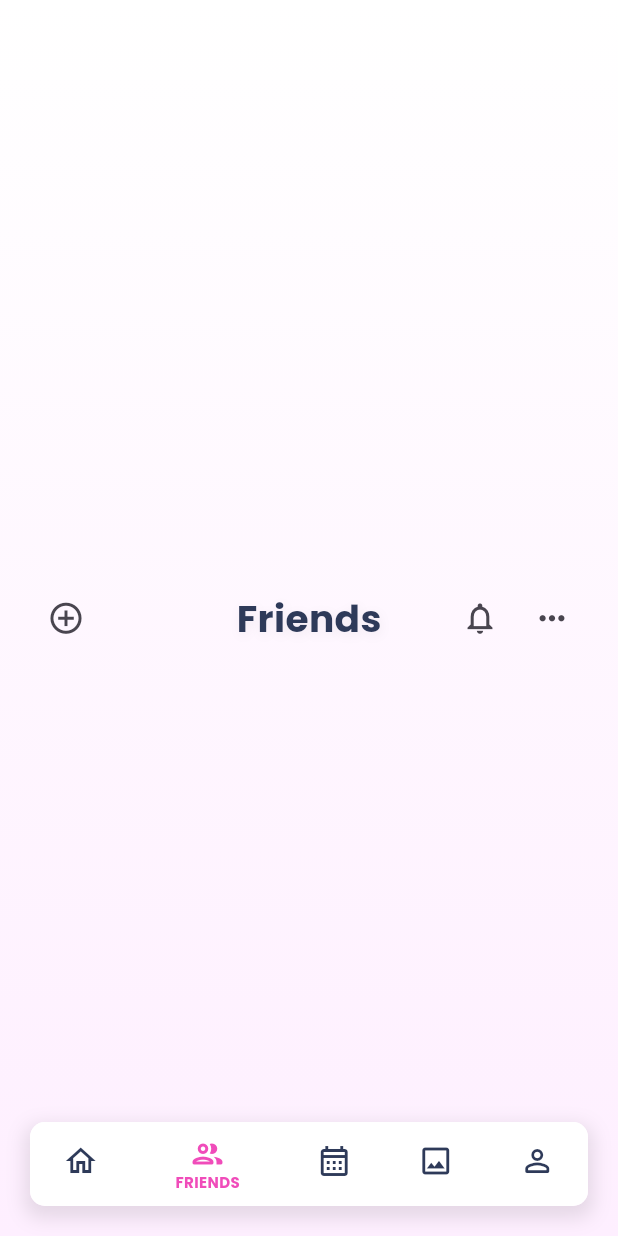
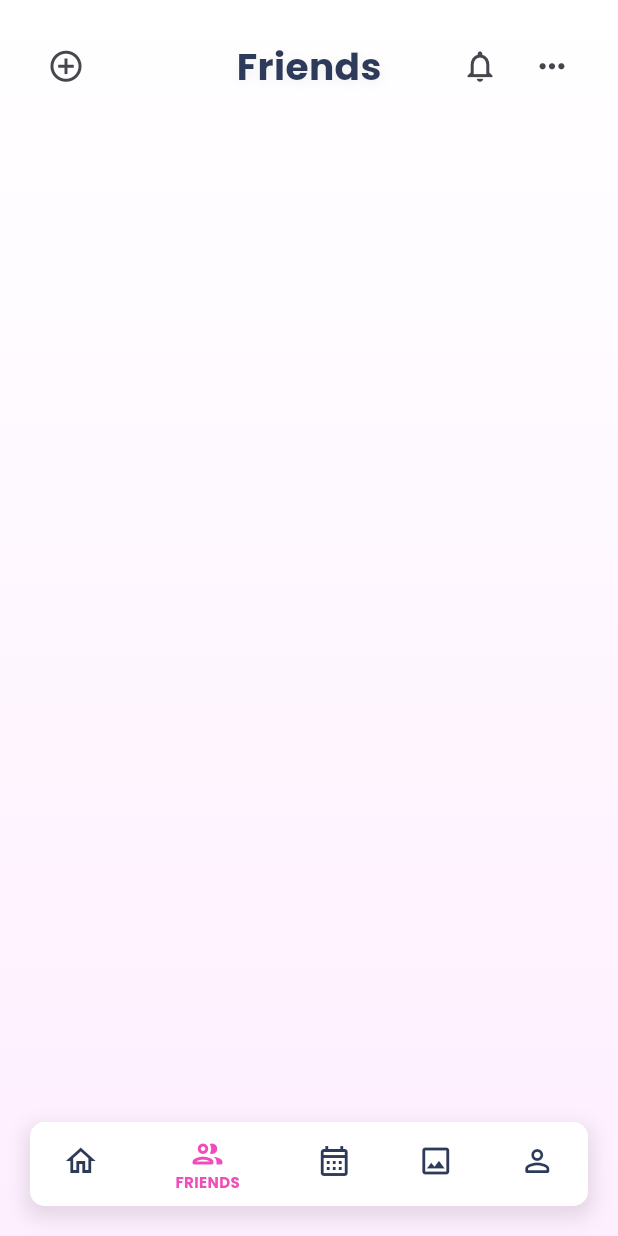
Before and after one commit to kofishah3/BondLy, a Flutter app: the HomePage screen opened by its route, item 2 of the bottom bar chosen, after a tap on the "notifications none" icon, on a phone screen of 412 x 824 dp. Run offline on Flutter 3.47's test engine with Material 3 defaults, Android fonts, the phone set to English and light mode, and no system bars; our stand-ins replace font_awesome_flutter, go_router.

Commit message:
added friends page

```diff
--- a/lib/screens/main_hub/homepage.dart
+++ b/lib/screens/main_hub/homepage.dart
@@ -3,6 +3,7 @@ import 'package:provider/provider.dart';
 
 import 'package:bondly/providers/theme_provider.dart';
 import 'package:bondly/screens/main_hub/homepageIndices/hp_homewidget.dart';
+import 'package:bondly/screens/main_hub/homepageIndices/hp_friendswidget.dart';
 
 class HomePage extends StatefulWidget {
   const HomePage({super.key});
@@ -28,62 +29,7 @@ class _HomePageState extends State<HomePage> {
     final List<Widget> _widgetOptions = <Widget>[
       HomeWidget(themeProvider: themeProvider),
 
-      Stack(
-        alignment: Alignment.topCenter,
-        children: [
-          SafeArea(
-            child: Stack(
-              alignment: Alignment.center,
-              children: [
-                // Centered title
-                Text(
-                  "Friends",
-                  style: TextStyle(
-                    color: themeProvider.currentTextColor,
-                    shadows: [defaultTextShadow],
-                    fontSize: 25,
-                    fontWeight: FontWeight.w700,
-                  ),
-                ),
-
-                // Row of icons overlaid
-                Row(
-                  mainAxisAlignment: MainAxisAlignment.spaceBetween,
-                  children: [
-                    IconButton(
-                      padding: EdgeInsets.zero,
-                      constraints: BoxConstraints(),
-                      onPressed: () {},
-                      icon: Icon(Icons.add_circle_outline),
-                      iconSize: 25,
-                    ),
-
-                    Row(
-                      mainAxisSize: MainAxisSize.min,
-                      children: [
-                        IconButton(
-                          padding: EdgeInsets.zero,
-                          constraints: BoxConstraints(),
-                          onPressed: () {},
-                          icon: Icon(Icons.notifications_none_outlined),
-                          iconSize: 25,
-                        ),
-                        IconButton(
-                          padding: EdgeInsets.zero,
-                          constraints: BoxConstraints(),
-                          onPressed: () {},
-                          icon: Icon(Icons.more_horiz),
-                          iconSize: 25,
-                        ),
-                      ],
-                    ),
-                  ],
-                ),
-              ],
-            ),
-          ),
-        ],
-      ),
+      FriendsWidget(themeProvider: themeProvider),
 
       Text('Index 2: Calendar', style: optionStyle),
       Text('Index 3: Memories', style: optionStyle),
@@ -98,7 +44,9 @@ class _HomePageState extends State<HomePage> {
         decoration: BoxDecoration(gradient: themeProvider.currentGradientBg),
         child: Stack(
           children:[
-            Center(child: _widgetOptions.elementAt(_selectedIndex)),
+            topRightButtons(),
+
+            _widgetOptions.elementAt(_selectedIndex),
 
             Align(
               alignment: Alignment.bottomCenter,
@@ -106,6 +54,33 @@ class _HomePageState extends State<HomePage> {
             )
           ],
         )
+      ),
+    );
+  }
+
+  Align topRightButtons() {
+    return Align(
+      alignment: Alignment.topRight,
+      child: SafeArea(
+        child: Row(
+          mainAxisSize: MainAxisSize.min,
+          children: [
+            IconButton(
+              padding: EdgeInsets.zero,
+              constraints: BoxConstraints(),
+              onPressed: () {},
+              icon: Icon(Icons.notifications_none_outlined),
+              iconSize: 25,
+            ),
+            IconButton(
+              padding: EdgeInsets.zero,
+              constraints: BoxConstraints(),
+              onPressed: () {},
+              icon: Icon(Icons.more_horiz),
+              iconSize: 25,
+            ),
+          ],
+        ),
       ),
     );
   }
--- /dev/null
+++ b/lib/screens/main_hub/homepageIndices/hp_friendswidget.dart
@@ -0,0 +1,81 @@
+import 'package:flutter/material.dart';
+
+import 'package:bondly/providers/theme_provider.dart';
+import 'package:bondly/widgets/input_fields.dart';
+
+class FriendsWidget extends StatelessWidget {
+  const FriendsWidget({
+    super.key,
+    required this.themeProvider,
+  });
+
+  final ThemeProvider themeProvider;
+
+  @override
+  Widget build(BuildContext context) {
+    return Stack(
+      children: [
+        //top bar
+        SafeArea(
+          child: Stack(
+            alignment: Alignment.center,
+            children: [
+              // Centered title
+              Text(
+                "Friends",
+                style: TextStyle(
+                  color: themeProvider.currentTextColor,
+                  shadows: [defaultTextShadow],
+                  fontSize: 25,
+                  fontWeight: FontWeight.w700,
+                ),
+              ),
+
+              // Row of icons overlaid
+              Row(
+                mainAxisAlignment: MainAxisAlignment.spaceBetween,
+                children: [
+                  IconButton(
+                    padding: EdgeInsets.zero,
+                    constraints: BoxConstraints(),
+                    onPressed: () {},
+                    icon: Icon(Icons.add_circle_outline),
+                    iconSize: 25,
+                  ),
+                ],
+              ),
+            ],
+          ),
+        ),
+
+        //filter buttons
+        FriendsFilterButtons()
+      ],
+    );
+  }
+}
+
+class FriendsFilterButtons extends StatefulWidget {
+  const FriendsFilterButtons({
+    super.key,
+  });
+
+  @override
+  State<FriendsFilterButtons> createState() => _FriendsFilterButtonState();
+}
+
+class _FriendsFilterButtonState extends State<FriendsFilterButtons> {
+
+
+  @override
+  Widget build(BuildContext context) {
+    return Align(
+      alignment: Alignment.topCenter,
+      child: Row(
+        children: [
+
+        ],
+      ),
+    );
+  }
+}
--- a/lib/screens/main_hub/homepageIndices/hp_homewidget.dart
+++ b/lib/screens/main_hub/homepageIndices/hp_homewidget.dart
@@ -39,36 +39,8 @@ class HomeWidget extends StatelessWidget {
 
           ],
         ),
-
-        topRightButtons(),
       ]
     );
-  }
-
-  SafeArea topRightButtons() {
-    return SafeArea(
-        child: Align(
-          alignment: Alignment.topRight,
-          child: Row(
-            mainAxisSize: MainAxisSize.min,
-            children: [
-              IconButton(
-                padding: EdgeInsets.symmetric(vertical: 1, horizontal: 1),
-                onPressed: () {},
-                icon: Icon(Icons.notifications_none_outlined),
-                iconSize: 25,
-              ),
-
-              IconButton(
-                padding: EdgeInsets.symmetric(vertical: 1, horizontal: 1),
-                onPressed: () {},
-                icon: Icon(Icons.more_horiz),
-                iconSize: 25,
-              ),
-            ],
-          ),
-        ),
-      );
   }
 
   Column recentActivity() {
```
Also changed, not shown: lib/screens/create_profile/cp_preferences.dart (+4 -4 lines).
